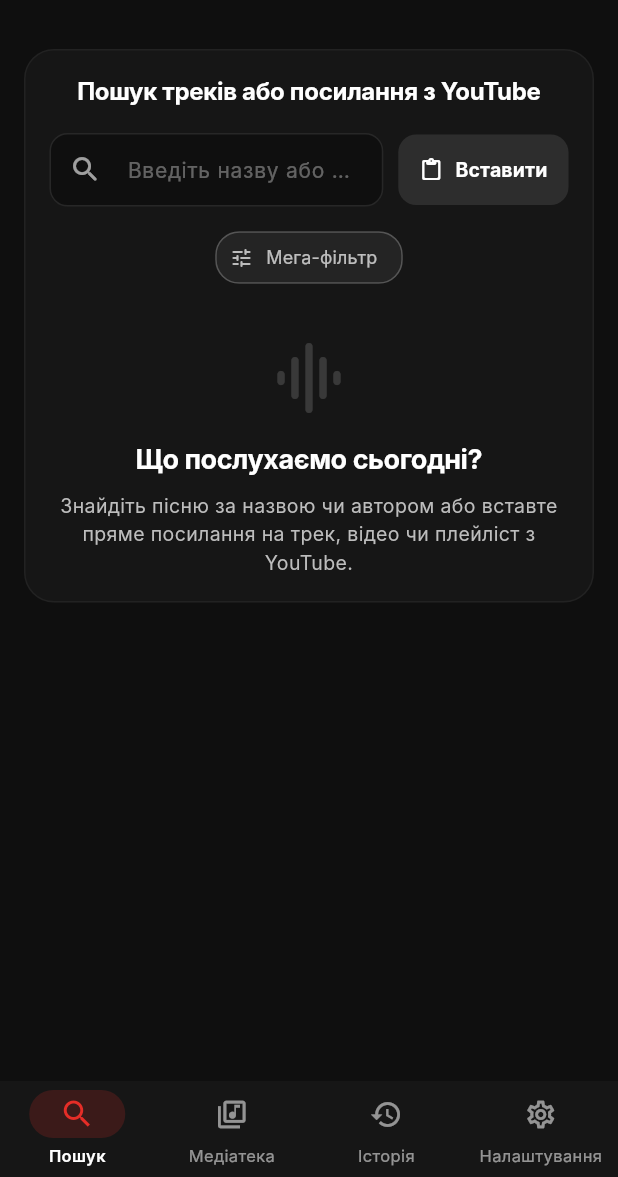
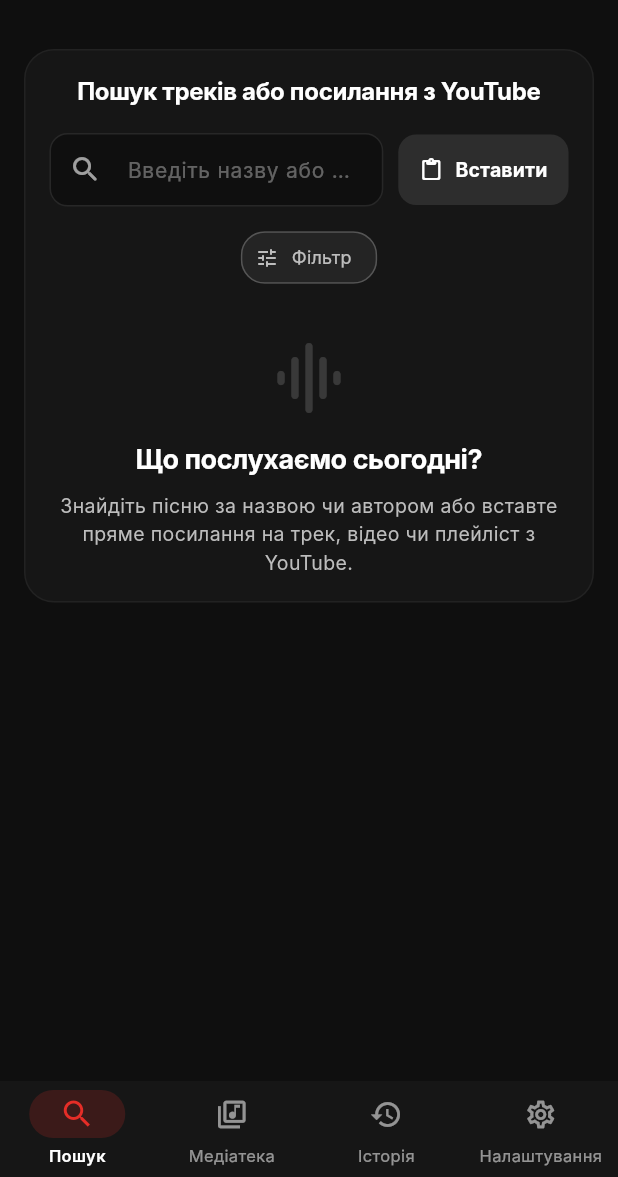
Before and after one commit to Lutvunenko-Dmutro/musicflow-mobile, a Flutter app: the screen it shows after launch, on a phone screen of 412 x 824 dp, the part 59-1236 px from its top. Run offline on Flutter 3.47's test engine with Material 3 defaults, Android fonts, the phone set to English and light mode, and no system bars; our stand-ins replace audio_service, cached_network_image, file_picker, get_it, just_audio, permission_handler and 2 more; missing offline and left inert: audio_session, audiotags, fftea, youtube_explode_dart; accounts and stored records are empty; Roboto replaces fonts that are missing (Inter).

Commit message:
fix(search): rename to filter, set all defaults to any, add ru language

```diff
--- a/lib/features/search/widgets/search_filter_sheet.dart
+++ b/lib/features/search/widgets/search_filter_sheet.dart
@@ -101,7 +101,7 @@
                 children: [
                   Icon(Icons.tune_rounded, size: 20, color: Colors.white),
                   SizedBox(width: 8),
-                  Text('Мега-фільтр пошуку', style: TextStyle(fontSize: 17, fontWeight: FontWeight.bold)),
+                  Text('Фільтр', style: TextStyle(fontSize: 17, fontWeight: FontWeight.bold)),
                 ],
               ),
               TextButton(
@@ -129,6 +129,7 @@
                     _buildChip(label: 'Всі мови', isSelected: _filter.region == 'all', onTap: () => setState(() => _filter = _filter.copyWith(region: 'all'))),
                     _buildChip(label: '🇺🇦 Українська', isSelected: _filter.region == 'ua', onTap: () => setState(() => _filter = _filter.copyWith(region: 'ua'))),
                     _buildChip(label: '🌍 Зарубіжна', isSelected: _filter.region == 'global', onTap: () => setState(() => _filter = _filter.copyWith(region: 'global'))),
+                    _buildChip(label: 'Російська', isSelected: _filter.region == 'ru', onTap: () => setState(() => _filter = _filter.copyWith(region: 'ru'))),
                     _buildChip(label: '🇯🇵 K-Pop', isSelected: _filter.region == 'kpop', onTap: () => setState(() => _filter = _filter.copyWith(region: 'kpop'))),
                     _buildChip(label: '🇪🇸 Латина', isSelected: _filter.region == 'latino', onTap: () => setState(() => _filter = _filter.copyWith(region: 'latino'))),
                   ]),
--- a/lib/features/search/widgets/search_input_card.dart
+++ b/lib/features/search/widgets/search_input_card.dart
@@ -114,7 +114,7 @@
                   label: Text(
                     filter.activeFiltersCount > 0
                         ? 'Фільтри (${filter.activeFiltersCount})'
-                        : 'Мега-фільтр',
+                        : 'Фільтр',
                     style: TextStyle(
                       fontSize: 12,
                       fontWeight: filter.activeFiltersCount > 0 ? FontWeight.bold : FontWeight.normal,
--- a/lib/models/search_filter_model.dart
+++ b/lib/models/search_filter_model.dart
@@ -22,7 +22,7 @@
     this.region = 'all',
     this.genre = 'all',
     this.format = 'all',
-    this.durationFilter = SearchDurationFilter.under10Min,
+    this.durationFilter = SearchDurationFilter.any,
     this.sortBy = SearchSortBy.relevance,
   });
 
@@ -30,7 +30,7 @@
       region == 'all' &&
       genre == 'all' &&
       format == 'all' &&
-      durationFilter == SearchDurationFilter.under10Min &&
+      durationFilter == SearchDurationFilter.any &&
       sortBy == SearchSortBy.relevance;
 
   int get activeFiltersCount {
@@ -38,7 +38,7 @@
     if (region != 'all') count++;
     if (genre != 'all') count++;
     if (format != 'all') count++;
-    if (durationFilter != SearchDurationFilter.under10Min) count++;
+    if (durationFilter != SearchDurationFilter.any) count++;
     if (sortBy != SearchSortBy.relevance) count++;
     return count;
   }
@@ -85,6 +85,8 @@
       tags.add('українська');
     } else if (region == 'global') {
       tags.add('english');
+    } else if (region == 'ru') {
+      tags.add('русская');
     } else if (region == 'kpop') {
       tags.add('k-pop');
     } else if (region == 'latino') {
@@ -92,8 +94,7 @@
     }
 
     if (tags.isEmpty) {
-      // Default to studio audio for clean music
-      return '$baseQuery official audio';
+      return baseQuery;
     }
 
     return '$baseQuery ${tags.join(" ")}';
```
